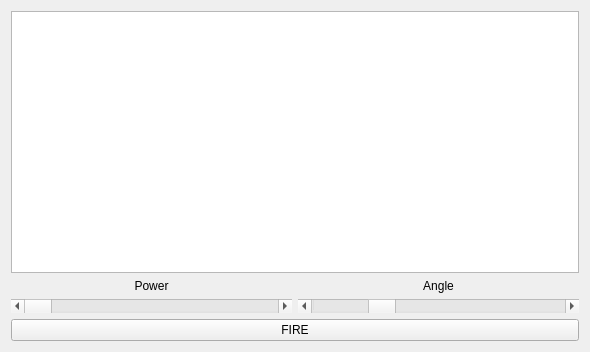
This is 3rd_semester/hw03_tanks/01_Tanks/tanksWindow.ui in Axroy/SPbSU_study as Qt 5 draws it before an edit. The edited form follows.
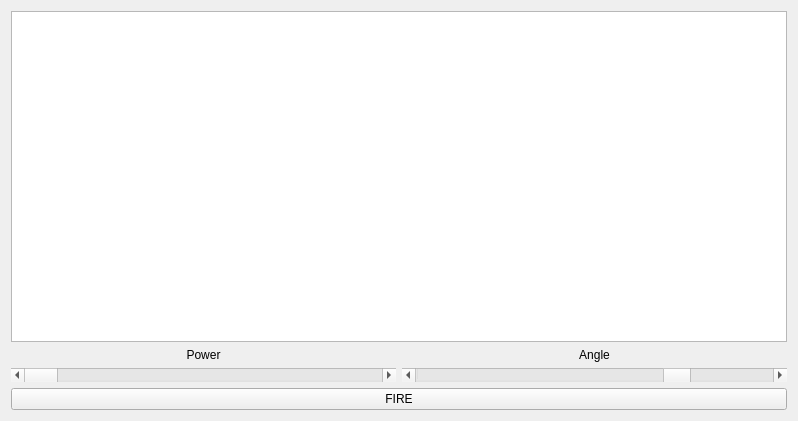
This is the edited form.

The edit to the form file:
```diff
--- a/3rd_semester/hw03_tanks/01_Tanks/tanksWindow.ui
+++ b/3rd_semester/hw03_tanks/01_Tanks/tanksWindow.ui
@@ -6,8 +6,8 @@
    <rect>
     <x>0</x>
     <y>0</y>
-    <width>590</width>
-    <height>352</height>
+    <width>798</width>
+    <height>421</height>
    </rect>
   </property>
   <property name="windowTitle">
@@ -59,10 +59,13 @@
         <item>
          <widget class="QScrollBar" name="angleScrollBar">
           <property name="minimum">
-           <number>-90</number>
+           <number>-270</number>
           </property>
           <property name="maximum">
-           <number>270</number>
+           <number>90</number>
+          </property>
+          <property name="value">
+           <number>0</number>
           </property>
           <property name="orientation">
            <enum>Qt::Horizontal</enum>
```
Left out of the diff: 3 changed lines with no effect on the pictures.
